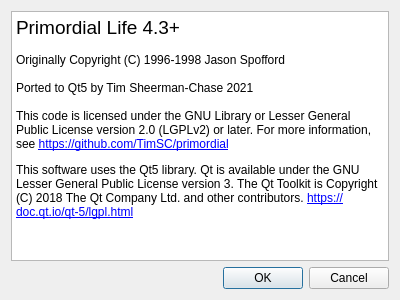
The window that LifeQt/aboutui.ui (TimSC/primordial) describes before a commit, drawn with Qt 5.
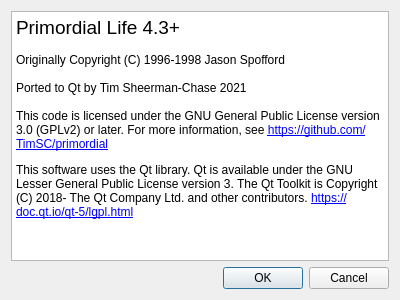
The same window after the commit.

The edit to the form file:
```diff
--- a/LifeQt/aboutui.ui
+++ b/LifeQt/aboutui.ui
@@ -23,15 +23,15 @@
 hr { height: 1px; border-width: 0; }
 li.unchecked::marker { content: &quot;\2610&quot;; }
 li.checked::marker { content: &quot;\2612&quot;; }
-&lt;/style&gt;&lt;/head&gt;&lt;body style=&quot; font-family:'Ubuntu'; font-size:10pt; font-weight:400; font-style:normal;&quot;&gt;
+&lt;/style&gt;&lt;/head&gt;&lt;body style=&quot; font-family:'Segoe UI'; font-size:9pt; font-weight:400; font-style:normal;&quot;&gt;
 &lt;p style=&quot; margin-top:0px; margin-bottom:0px; margin-left:0px; margin-right:0px; -qt-block-indent:0; text-indent:0px;&quot;&gt;&lt;span style=&quot; font-family:'Sans Serif'; font-size:14pt;&quot;&gt;Primordial Life 4.3+&lt;/span&gt;&lt;/p&gt;
-&lt;p style=&quot;-qt-paragraph-type:empty; margin-top:0px; margin-bottom:0px; margin-left:0px; margin-right:0px; -qt-block-indent:0; text-indent:0px; font-family:'Sans Serif'; font-size:9pt;&quot;&gt;&lt;br /&gt;&lt;/p&gt;
-&lt;p style=&quot; margin-top:0px; margin-bottom:0px; margin-left:0px; margin-right:0px; -qt-block-indent:0; text-indent:0px;&quot;&gt;&lt;span style=&quot; font-family:'Sans Serif'; font-size:9pt;&quot;&gt;Originally Copyright (C) 1996-1998 Jason Spofford &lt;/span&gt;&lt;/p&gt;
-&lt;p style=&quot;-qt-paragraph-type:empty; margin-top:0px; margin-bottom:0px; margin-left:0px; margin-right:0px; -qt-block-indent:0; text-indent:0px; font-family:'Sans Serif'; font-size:9pt;&quot;&gt;&lt;br /&gt;&lt;/p&gt;
-&lt;p style=&quot; margin-top:0px; margin-bottom:0px; margin-left:0px; margin-right:0px; -qt-block-indent:0; text-indent:0px;&quot;&gt;&lt;span style=&quot; font-family:'Sans Serif'; font-size:9pt;&quot;&gt;Ported to Qt5 by Tim Sheerman-Chase 2021&lt;/span&gt;&lt;/p&gt;
-&lt;p style=&quot;-qt-paragraph-type:empty; margin-top:0px; margin-bottom:0px; margin-left:0px; margin-right:0px; -qt-block-indent:0; text-indent:0px; font-family:'Sans Serif'; font-size:9pt;&quot;&gt;&lt;br /&gt;&lt;/p&gt;
-&lt;p style=&quot; margin-top:0px; margin-bottom:0px; margin-left:0px; margin-right:0px; -qt-block-indent:0; text-indent:0px;&quot;&gt;&lt;span style=&quot; font-family:'Sans Serif'; font-size:9pt;&quot;&gt;This code is licensed under the GNU Library or Lesser General Public License version 2.0 (LGPLv2) or later. For more information, see &lt;/span&gt;&lt;a href=&quot;https://github.com/TimSC/primordial&quot;&gt;&lt;span style=&quot; font-family:'Sans Serif'; font-size:9pt; text-decoration: underline; color:#0000ff;&quot;&gt;https://github.com/TimSC/primordial&lt;/span&gt;&lt;/a&gt;&lt;/p&gt;
-&lt;p style=&quot; margin-top:12px; margin-bottom:12px; margin-left:0px; margin-right:0px; -qt-block-indent:0; text-indent:0px;&quot;&gt;&lt;span style=&quot; font-family:'Sans Serif'; font-size:9pt;&quot;&gt;This software uses the Qt5 library. Qt is available under the GNU Lesser General Public License version 3. The Qt Toolkit is Copyright (C) 2018 The Qt Company Ltd. and other contributors. &lt;/span&gt;&lt;a href=&quot;https://doc.qt.io/qt-5/lgpl.html&quot;&gt;&lt;span style=&quot; font-family:'Sans Serif'; font-size:9pt; text-decoration: underline; color:#0000ff;&quot;&gt;https://doc.qt.io/qt-5/lgpl.html&lt;/span&gt;&lt;/a&gt;&lt;/p&gt;&lt;/body&gt;&lt;/html&gt;</string>
+&lt;p style=&quot;-qt-paragraph-type:empty; margin-top:0px; margin-bottom:0px; margin-left:0px; margin-right:0px; -qt-block-indent:0; text-indent:0px; font-family:'Sans Serif';&quot;&gt;&lt;br /&gt;&lt;/p&gt;
+&lt;p style=&quot; margin-top:0px; margin-bottom:0px; margin-left:0px; margin-right:0px; -qt-block-indent:0; text-indent:0px;&quot;&gt;&lt;span style=&quot; font-family:'Sans Serif';&quot;&gt;Originally Copyright (C) 1996-1998 Jason Spofford &lt;/span&gt;&lt;/p&gt;
+&lt;p style=&quot;-qt-paragraph-type:empty; margin-top:0px; margin-bottom:0px; margin-left:0px; margin-right:0px; -qt-block-indent:0; text-indent:0px; font-family:'Sans Serif';&quot;&gt;&lt;br /&gt;&lt;/p&gt;
+&lt;p style=&quot; margin-top:0px; margin-bottom:0px; margin-left:0px; margin-right:0px; -qt-block-indent:0; text-indent:0px;&quot;&gt;&lt;span style=&quot; font-family:'Sans Serif';&quot;&gt;Ported to Qt by Tim Sheerman-Chase 2021&lt;/span&gt;&lt;/p&gt;
+&lt;p style=&quot;-qt-paragraph-type:empty; margin-top:0px; margin-bottom:0px; margin-left:0px; margin-right:0px; -qt-block-indent:0; text-indent:0px; font-family:'Sans Serif';&quot;&gt;&lt;br /&gt;&lt;/p&gt;
+&lt;p style=&quot; margin-top:0px; margin-bottom:0px; margin-left:0px; margin-right:0px; -qt-block-indent:0; text-indent:0px;&quot;&gt;&lt;span style=&quot; font-family:'Sans Serif';&quot;&gt;This code is licensed under the GNU General Public License version 3.0 (GPLv2) or later. For more information, see &lt;/span&gt;&lt;a href=&quot;https://github.com/TimSC/primordial&quot;&gt;&lt;span style=&quot; font-family:'Sans Serif'; text-decoration: underline; color:#0000ff;&quot;&gt;https://github.com/TimSC/primordial&lt;/span&gt;&lt;/a&gt;&lt;/p&gt;
+&lt;p style=&quot; margin-top:12px; margin-bottom:12px; margin-left:0px; margin-right:0px; -qt-block-indent:0; text-indent:0px;&quot;&gt;&lt;span style=&quot; font-family:'Sans Serif';&quot;&gt;This software uses the Qt library. Qt is available under the GNU Lesser General Public License version 3. The Qt Toolkit is Copyright (C) 2018- The Qt Company Ltd. and other contributors. &lt;/span&gt;&lt;a href=&quot;https://doc.qt.io/qt-5/lgpl.html&quot;&gt;&lt;span style=&quot; font-family:'Sans Serif'; text-decoration: underline; color:#0000ff;&quot;&gt;https://doc.qt.io/qt-5/lgpl.html&lt;/span&gt;&lt;/a&gt;&lt;/p&gt;&lt;/body&gt;&lt;/html&gt;</string>
      </property>
     </widget>
    </item>
```
Left out of the diff: 4 changed lines with no effect on the pictures.
